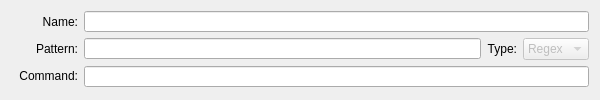
Before: the Qt Designer form src/ui/aliases_main_area.ui in Mudlet/Mudlet, drawn with Qt 5.
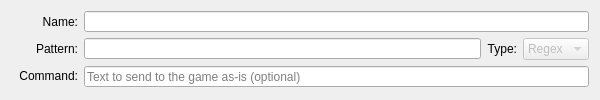
After: the same form once the commit is applied.

Commit message: Add a placeholder to the optional command field

The edit to the form file:
```diff
--- a/src/ui/aliases_main_area.ui
+++ b/src/ui/aliases_main_area.ui
@@ -167,14 +167,12 @@
        <height>21</height>
       </size>
      </property>
-     <property name="font">
-      <font>
-       <pointsize>9</pointsize>
-      </font>
-     </property>
      <property name="toolTip">
       <string>&lt;p&gt;Type in one or more commands you want the alias to send directly to the game if the keys entered match the pattern. (Optional)&lt;/p&gt;&lt;p&gt;To send more complex commands, that could depend on or need to modifies variables within this profile a Lua script should be entered &lt;i&gt;instead&lt;/i&gt; in the editor area below.  Anything entered here is, literally, just sent to the game server.&lt;/p&gt;&lt;p&gt;It is permissable to use both this &lt;i&gt;and&lt;/i&gt; a Lua script - this will be sent &lt;b&gt;before&lt;/b&gt; the script is run.&lt;/p&gt;</string>
      </property>
+     <property name="placeholderText">
+      <string>Text to send to the game as-is (optional)</string>
+     </property>
     </widget>
    </item>
   </layout>
```
The commit also changes 1 other file.
